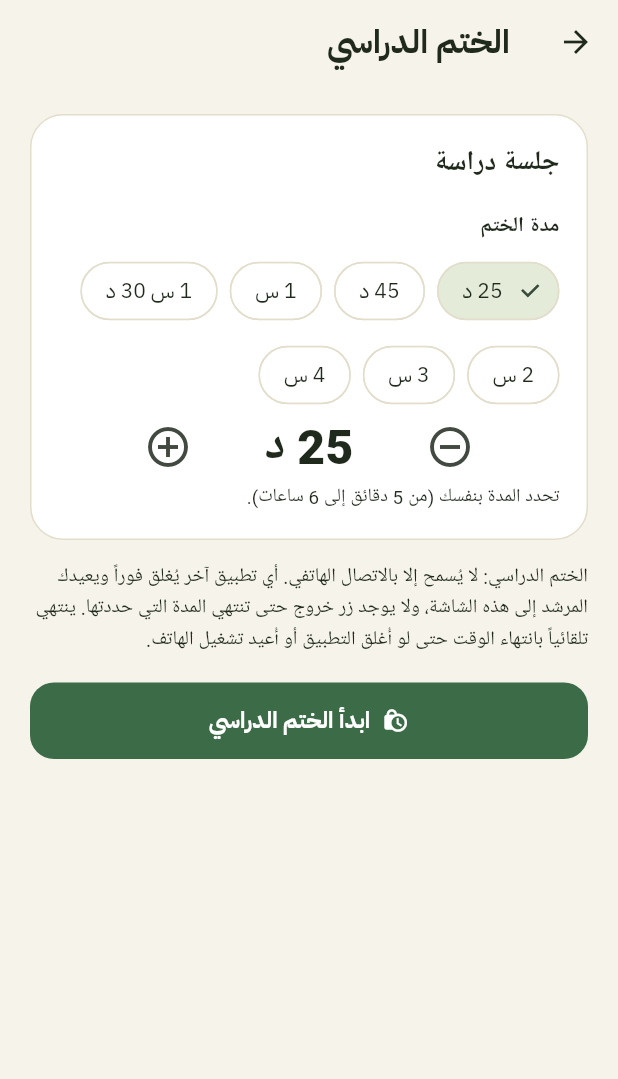
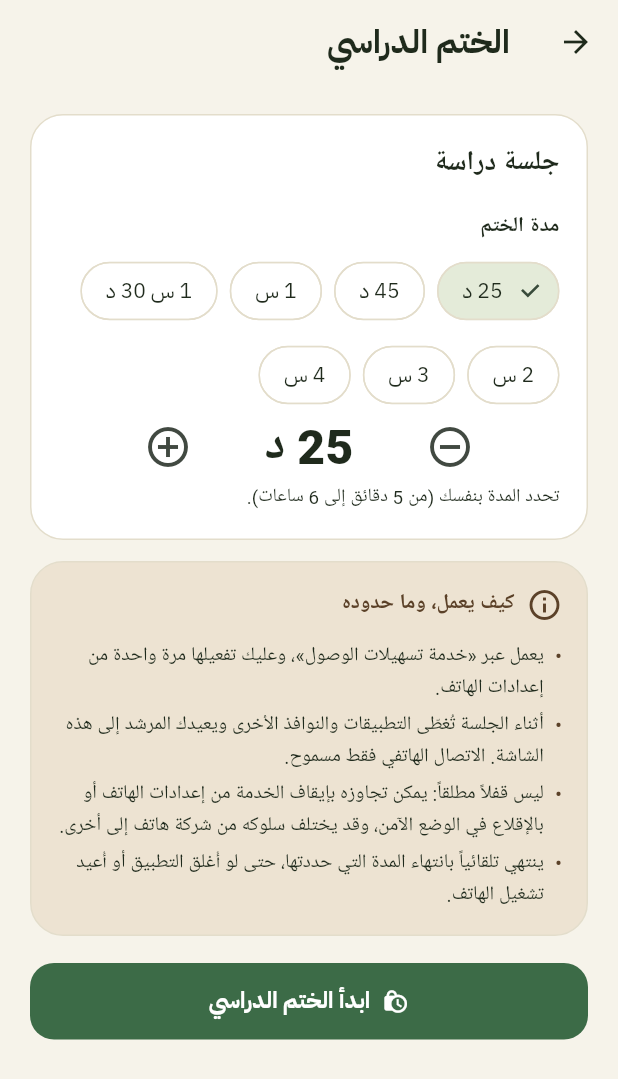
Before and after one commit to mo7amadramsey-ai/almurshid, a Flutter app: the StrictPage screen opened directly, on a phone screen of 412 x 824 dp. Shown: the top 1079 px of the screen. Run offline on Flutter 3.47's test engine with Material 3 defaults, Android fonts, the phone set to English and light mode, and no system bars; our stand-ins replace flutter_secure_storage, wakelock_plus, webview_flutter; accounts and stored records are empty.

Commit message:
Redesign 3: strict seal limits panel (honest about bypass cases)

```diff
--- a/lib/pages/strict_page.dart
+++ b/lib/pages/strict_page.dart
@@ -7,6 +7,7 @@ import '../channel.dart';
 import '../lock_setup.dart';
 import '../planner.dart';
 import '../theme.dart';
+import '../widgets.dart';
 
 /// Re-opens a strict session that was still running when the app was closed / restarted.
 Future<void> resumeStrictIfAny(BuildContext c) async {
@@ -173,10 +174,29 @@ class _StrictPageState extends State<StrictPage> {
         ]),
       ),
       SizedBox(height: 14),
-      Text(
-        'الختم الدراسي: لا يُسمح إلا بالاتصال الهاتفي. أي تطبيق آخر يُغلق فوراً ويعيدك المرشد إلى هذه الشاشة، '
-        'ولا يوجد زر خروج حتى تنتهي المدة التي حددتها. ينتهي تلقائياً بانتهاء الوقت حتى لو أُغلق التطبيق أو أُعيد تشغيل الهاتف.',
-        style: TextStyle(height: 1.6, fontSize: 13),
+      Panel(
+        color: kBrownLight,
+        child: Column(crossAxisAlignment: CrossAxisAlignment.start, children: [
+          Row(children: [
+            Icon(Icons.info_outline, color: kBrownDark),
+            const SizedBox(width: 8),
+            Text('كيف يعمل، وما حدوده', style: TextStyle(fontWeight: FontWeight.w700, color: kBrownDark)),
+          ]),
+          const SizedBox(height: 8),
+          for (final line in const [
+            'يعمل عبر «خدمة تسهيلات الوصول»، وعليك تفعيلها مرة واحدة من إعدادات الهاتف.',
+            'أثناء الجلسة تُغطّى التطبيقات والنوافذ الأخرى ويعيدك المرشد إلى هذه الشاشة. الاتصال الهاتفي فقط مسموح.',
+            'ليس قفلاً مطلقاً: يمكن تجاوزه بإيقاف الخدمة من إعدادات الهاتف أو بالإقلاع في الوضع الآمن، وقد يختلف سلوكه من شركة هاتف إلى أخرى.',
+            'ينتهي تلقائياً بانتهاء المدة التي حددتها، حتى لو أُغلق التطبيق أو أُعيد تشغيل الهاتف.',
+          ])
+            Padding(
+              padding: const EdgeInsets.only(top: 4),
+              child: Row(crossAxisAlignment: CrossAxisAlignment.start, children: [
+                Text('•  ', style: TextStyle(color: kBrownDark)),
+                Expanded(child: Text(line, style: TextStyle(height: 1.55, fontSize: 13, color: kInk))),
+              ]),
+            ),
+        ]),
       ),
       SizedBox(height: 18),
       FilledButton.icon(onPressed: _start, icon: Icon(Icons.lock_clock), label: Text('ابدأ الختم الدراسي')),
```
